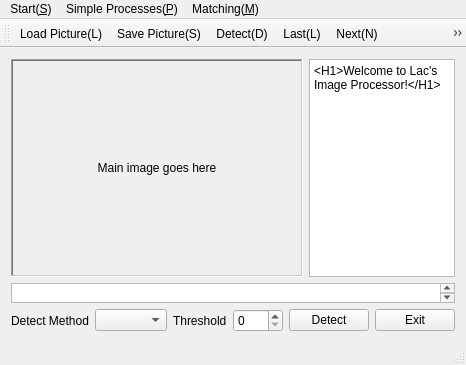
Qt form mymainwindow.ui (sheMnapion/Opencv-Qt-Image-Processor) before a commit.
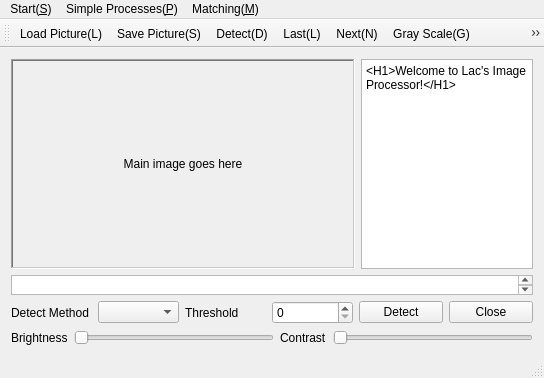
The same form after that commit. Icons and pictures are not drawn.

Commit message: added contrast brightness adjust functionality

Patch:
```diff
--- a/mymainwindow.ui
+++ b/mymainwindow.ui
@@ -6,15 +6,15 @@
    <rect>
     <x>0</x>
     <y>0</y>
-    <width>466</width>
-    <height>365</height>
+    <width>544</width>
+    <height>378</height>
    </rect>
   </property>
   <property name="windowTitle">
    <string>MyMainWindow</string>
   </property>
   <widget class="QWidget" name="centralWidget">
-   <layout class="QVBoxLayout" name="verticalLayout_2">
+   <layout class="QHBoxLayout" name="horizontalLayout_4">
     <item>
      <layout class="QVBoxLayout" name="verticalLayout">
       <item>
@@ -125,7 +125,39 @@
         <item>
          <widget class="QPushButton" name="endDetectButton">
           <property name="text">
-           <string>Exit</string>
+           <string>Close</string>
+          </property>
+         </widget>
+        </item>
+       </layout>
+      </item>
+      <item>
+       <layout class="QHBoxLayout" name="horizontalLayout_3">
+        <item>
+         <widget class="QLabel" name="brightLabel">
+          <property name="text">
+           <string>Brightness</string>
+          </property>
+         </widget>
+        </item>
+        <item>
+         <widget class="QSlider" name="brightSlider">
+          <property name="orientation">
+           <enum>Qt::Horizontal</enum>
+          </property>
+         </widget>
+        </item>
+        <item>
+         <widget class="QLabel" name="contrastLabel">
+          <property name="text">
+           <string>Contrast</string>
+          </property>
+         </widget>
+        </item>
+        <item>
+         <widget class="QSlider" name="contrastSlider">
+          <property name="orientation">
+           <enum>Qt::Horizontal</enum>
           </property>
          </widget>
         </item>
@@ -140,7 +172,7 @@
     <rect>
      <x>0</x>
      <y>0</y>
-     <width>466</width>
+     <width>544</width>
      <height>23</height>
     </rect>
    </property>
```
Left out of the diff: 28 changed lines with no effect on the pictures. The commit also changes 6 other files.
